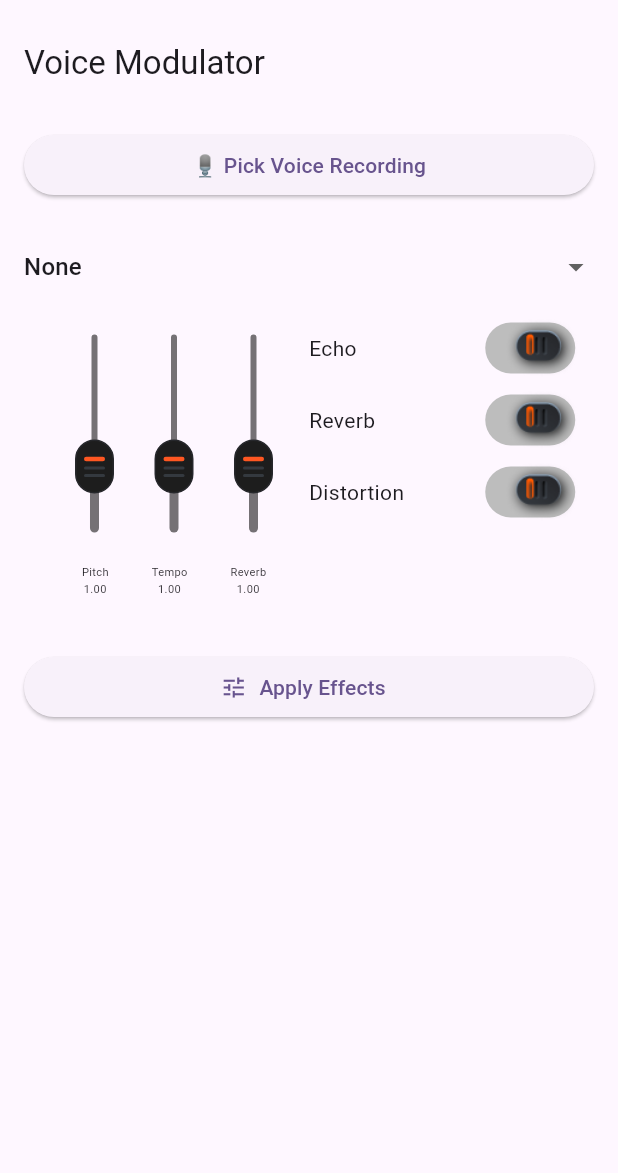
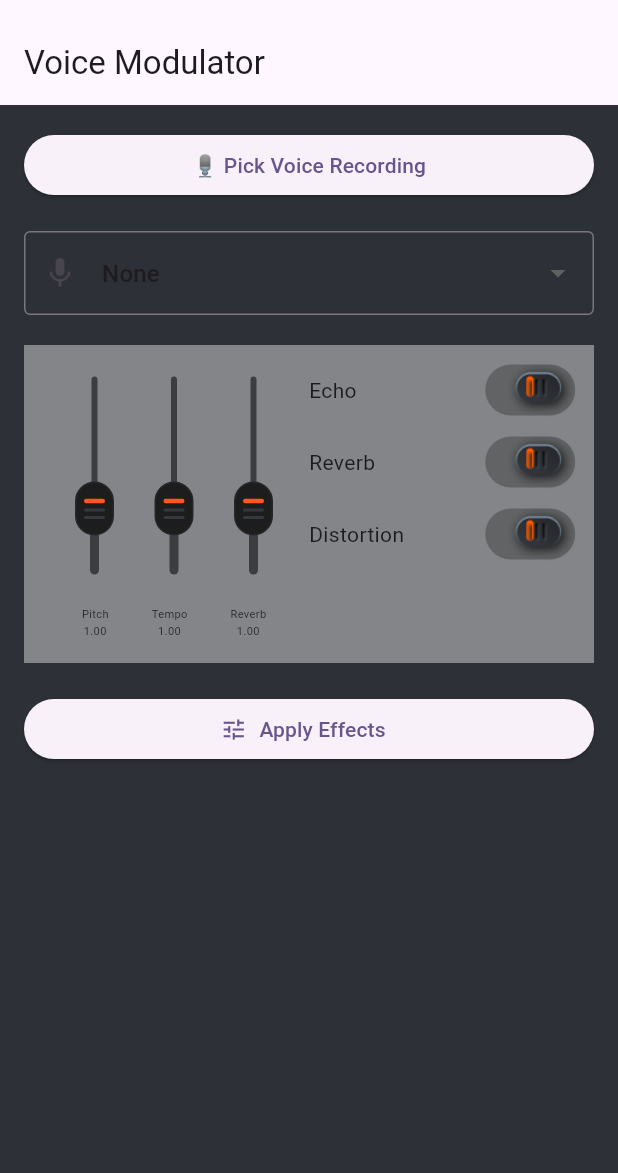
Before and after one commit to flutter-carina/popil_clip_editor, a Flutter app: the screen it shows after launch, after a tap on "Apply Effects", on a phone screen of 412 x 824 dp, the part 63-1236 px from its top. Run offline on Flutter 3.47's test engine with Material 3 defaults, Android fonts, the phone set to English and light mode, and no system bars; our stand-ins replace file_picker, just_audio, video_player; missing offline and left inert: easy_video_editor, ffmpeg_kit_flutter_new, video_trimmer.

Commit message:
voice modulation optimized

```diff
--- a/lib/src/voice_modulation.dart
+++ b/lib/src/voice_modulation.dart
@@ -1,9 +1,12 @@
+import 'dart:io';
+
 import 'package:ffmpeg_kit_flutter_new/ffmpeg_kit.dart';
 import 'package:flutter/material.dart';
 import 'package:just_audio/just_audio.dart';
 import 'package:path_provider/path_provider.dart';
 import 'package:popil_clip_editor/src/widgets/app_slider_shape.dart';
 import '../popil_clip_editor.dart';
+import 'widgets/app_toggle_switch.dart';
 
 class VoiceModulationEditor extends StatefulWidget {
   const VoiceModulationEditor({super.key});
@@ -92,9 +95,18 @@ class _VoiceModulationEditorState extends State<VoiceModulationEditor> {
       filters += ',acrusher=level_in=1:level_out=1:bits=8:mode=log';
     }
 
-     final cmd = '-y -i "$inputAudio" -af "$filters" -c:a libmp3lame -f mp3 "$outputAudio"';
+    final cmd =
+        '-y -i "$inputAudio" -af "$filters" -c:a libmp3lame -f mp3 "$outputAudio"';
 
     var session = await FFmpegKit.execute(cmd);
+
+    final file = File(outputAudio!);
+    if (!await file.exists() || await file.length() == 0) {
+      ScaffoldMessenger.of(context).showSnackBar(
+        const SnackBar(content: Text('Audio processing failed')),
+      );
+      return;
+    }
 
     final returnCode = await session.getReturnCode();
     print("Return Code: $returnCode");
@@ -114,50 +126,19 @@ class _VoiceModulationEditorState extends State<VoiceModulationEditor> {
           textAlign: TextAlign.left,
         ),
         const Spacer(),
-        customSwitch(value, onChanged)
+        AppToggleSwitch(
+            value: value,
+            onChanged: onChanged,
+            assetPath: 'assets/toggle.png',
+            assetPackage: 'popil_clip_editor')
       ],
-    );
-  }
-
-  Widget customSwitch(bool value, Function(bool) onChanged) {
-    return GestureDetector(
-      onTap: () => onChanged(!value),
-      child: SizedBox(
-        height: 40,
-        width: 65,
-        child: Stack(
-          children: [
-            Align(
-              alignment: Alignment.center,
-              child: AnimatedContainer(
-                duration: const Duration(milliseconds: 200),
-                width: 60,
-                height: 34,
-                decoration: BoxDecoration(
-                  borderRadius: BorderRadius.circular(20),
-                  color: value ? Colors.black26 : Colors.grey.shade400,
-                ),
-              ),
-            ),
-            Positioned(
-              top: 0,
-              bottom: 0,
-              left: value ? 0 : null,
-              right: value ? null : 0,
-              child: Image.asset(
-                'assets/toggle.png',
-                package: 'popil_clip_editor',
-              ),
-            ),
-          ],
-        ),
-      ),
     );
   }
 
   @override
   Widget build(BuildContext context) {
     return Scaffold(
+      backgroundColor: Color(0xFF2D3036),
       appBar: AppBar(title: const Text('Voice Modulator')),
       body: Padding(
         padding: const EdgeInsets.all(16),
@@ -172,8 +153,13 @@ class _VoiceModulationEditorState extends State<VoiceModulationEditor> {
                   style: const TextStyle(fontSize: 12)),
             const SizedBox(height: 20),
             DropdownButtonHideUnderline(
-              child: DropdownButton<String>(
+              child: DropdownButtonFormField<String>(
                 isExpanded: true,
+                decoration: const InputDecoration(
+                  hintText: 'Select Voice Preset',
+                  prefixIcon: Icon(Icons.mic),
+                  border: OutlineInputBorder(),
+                ),
                 value: selectedPreset ?? 'None',
                 items: presets
                     .map((p) => DropdownMenuItem(value: p, child: Text(p)))
@@ -186,7 +172,7 @@ class _VoiceModulationEditorState extends State<VoiceModulationEditor> {
                 },
               ),
             ),
-            // Divider(),
+            const SizedBox(height: 20),
             _buildKarokeWidget,
             const SizedBox(height: 20),
             ElevatedButton.icon(
@@ -195,23 +181,25 @@ class _VoiceModulationEditorState extends State<VoiceModulationEditor> {
               label: const Text("Apply Effects"),
             ),
             if (outputAudio != null)
-              Row(
-                mainAxisAlignment: MainAxisAlignment.spaceEvenly,
-                children: [
-                  const Text("▶️ Preview"),
-                  IconButton(
+              ListTile(
+                onTap: () => playAudio(outputAudio!),
+                leading: IconButton(
                   icon: const Icon(Icons.play_arrow),
                   onPressed: () => playAudio(outputAudio!),
                 ),
-                  const SizedBox(width: 10),
-                  Flexible(
-                    child: Text(
+                title: Text(
                   outputAudio?.split("/").last ?? '',
                   overflow: TextOverflow.ellipsis,
                 ),
+                trailing: IconButton(
+                  onPressed: () {
+                    Navigator.pop(context);
+                  },
+                  icon: Icon(
+                    Icons.arrow_forward_rounded,
+                  ),
+                ),
               )
-                ],
-              ),
           ],
         ),
       ),
@@ -219,13 +207,14 @@ class _VoiceModulationEditorState extends State<VoiceModulationEditor> {
   }
 
   Future<void> playAudio(String path) async {
-    print("playerpath $path");
+    await player.stop();
     await player.setFilePath(path);
     await player.play();
   }
 
   Widget get _buildKarokeWidget => Container(
         padding: const EdgeInsets.all(10),
+        color: Color(0xFFD9D9D9).withOpacity(0.5),
         child: Row(
           mainAxisAlignment: MainAxisAlignment.spaceBetween,
           crossAxisAlignment: CrossAxisAlignment.start,
@@ -389,4 +378,11 @@ class _VoiceModulationEditorState extends State<VoiceModulationEditor> {
           ],
         ),
       );
+
+  @override
+  void dispose() {
+    // TODO: implement dispose
+    player.dispose();
+    super.dispose();
   }
+}
--- /dev/null
+++ b/lib/src/widgets/app_toggle_switch.dart
@@ -0,0 +1,57 @@
+import 'package:flutter/material.dart';
+
+class AppToggleSwitch extends StatelessWidget {
+  final bool value;
+  final ValueChanged<bool> onChanged;
+  final double height;
+  final double width;
+  final String assetPath;
+  final String? assetPackage;
+
+  const AppToggleSwitch({
+    super.key,
+    required this.value,
+    required this.onChanged,
+    this.height = 40,
+    this.width = 65,
+    required this.assetPath,
+    this.assetPackage,
+  });
+
+  @override
+  Widget build(BuildContext context) {
+    return GestureDetector(
+      onTap: () => onChanged(!value),
+      child: SizedBox(
+        height: height,
+        width: width,
+        child: Stack(
+          children: [
+            Align(
+              alignment: Alignment.center,
+              child: AnimatedContainer(
+                duration: const Duration(milliseconds: 200),
+                width: width - 5,
+                height: height - 6,
+                decoration: BoxDecoration(
+                  borderRadius: BorderRadius.circular(20),
+                  color: Colors.black26,
+                ),
+              ),
+            ),
+            Positioned(
+              top: 0,
+              bottom: 0,
+              left: value ? 0 : null,
+              right: value ? null : 0,
+              child: Image.asset(
+                assetPath,
+                package: assetPackage,
+              ),
+            ),
+          ],
+        ),
+      ),
+    );
+  }
+}
```
Also changed, not shown: 4 other files. Lines whose indentation alone changed are shown as unchanged.
